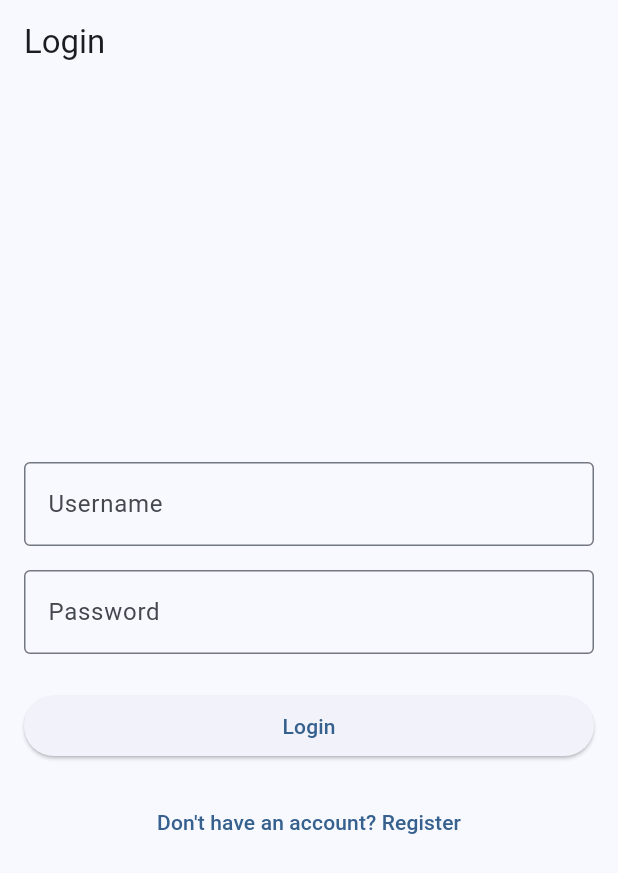
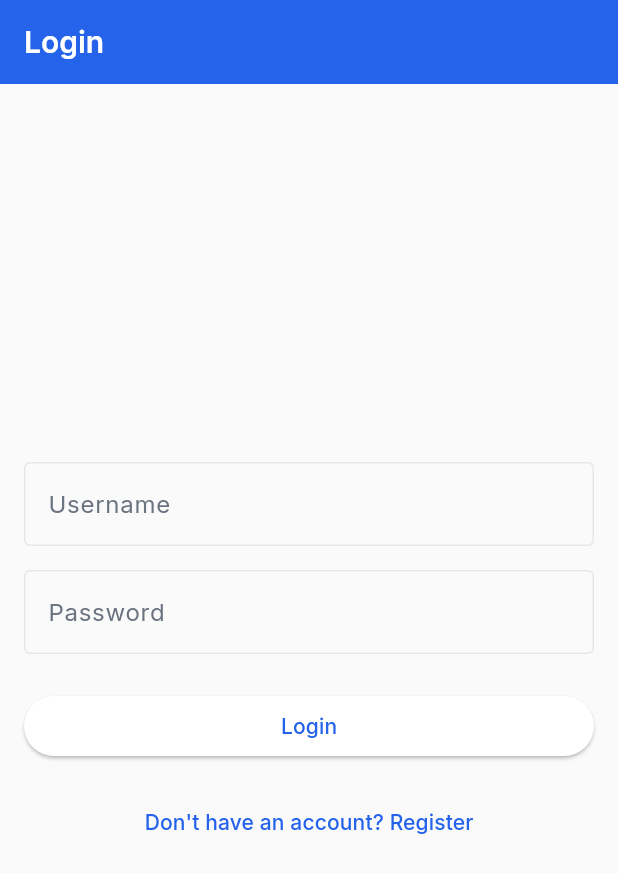
Before and after one commit to athulskrish/kstudents_flutter, a Flutter app: the screen it shows after launch, on a phone screen of 412 x 824 dp. Shown: the top 873 px of the screen. Run offline on Flutter 3.47's test engine with Material 3 defaults, Android fonts, the light colour scheme and no system bars; our stand-ins replace cached_network_image, cross_file, dio, file_picker, google_fonts, google_mobile_ads and 3 more; missing offline and left inert: flutter_pdfview; accounts and stored records are empty; project files that could hold a hidden picture were left out.

Commit message:
Design 2

```diff
--- a/lib/main.dart
+++ b/lib/main.dart
@@ -6,6 +6,7 @@ import 'screens/job_list_screen.dart';
 import 'screens/question_papers_screen.dart';
 import 'screens/notes_screen.dart';
 import 'services/auth_service.dart';
+import 'package:google_fonts/google_fonts.dart';
 
 void main() {
   runApp(const MyApp());
@@ -17,32 +18,91 @@ class MyApp extends StatelessWidget {
   // This widget is the root of your application.
   @override
   Widget build(BuildContext context) {
+    final lightColorScheme = ColorScheme(
+      brightness: Brightness.light,
+      primary: const Color(0xFF2563EB), // Primary Blue
+      onPrimary: Colors.white,
+      primaryContainer: const Color(0xFF3B82F6), // Primary Blue Light
+      onPrimaryContainer: Colors.white,
+      secondary: const Color(0xFF10B981), // Soft Green
+      onSecondary: Colors.white,
+      secondaryContainer: const Color(0xFFF59E0B), // Warm Orange
+      onSecondaryContainer: Colors.white,
+      background: const Color(0xFFFAFAFA), // Main background
+      onBackground: const Color(0xFF1F2937), // Main text
+      surface: const Color(0xFFFFFFFF), // Card background
+      onSurface: const Color(0xFF1F2937), // Main text
+      error: const Color(0xFFEF4444), // Soft Red
+      onError: Colors.white,
+      outline: const Color(0xFFE5E7EB), // Border
+      surfaceVariant: const Color(0xFFF3F4F6), // Gray Light
+      onSurfaceVariant: const Color(0xFF6B7280), // Text Secondary
+      tertiary: const Color(0xFFFCD34D), // Reward Gold
+      onTertiary: Colors.black,
+      tertiaryContainer: const Color(0xFF6366F1), // Deep Learning
+      onTertiaryContainer: Colors.white,
+    );
+    final darkColorScheme = ColorScheme(
+      brightness: Brightness.dark,
+      primary: const Color(0xFF3B82F6),
+      onPrimary: Colors.black,
+      primaryContainer: const Color(0xFF1D4ED8),
+      onPrimaryContainer: Colors.white,
+      secondary: const Color(0xFF10B981),
+      onSecondary: Colors.black,
+      secondaryContainer: const Color(0xFFF59E0B),
+      onSecondaryContainer: Colors.black,
+      background: const Color(0xFF1F2937),
+      onBackground: Colors.white,
+      surface: const Color(0xFF111827),
+      onSurface: Colors.white,
+      error: const Color(0xFFEF4444),
+      onError: Colors.white,
+      outline: const Color(0xFF374151),
+      surfaceVariant: const Color(0xFF374151),
+      onSurfaceVariant: const Color(0xFF9CA3AF),
+      tertiary: const Color(0xFFFCD34D),
+      onTertiary: Colors.black,
+      tertiaryContainer: const Color(0xFF6366F1),
+      onTertiaryContainer: Colors.white,
+    );
     return MaterialApp(
       title: 'Kerala Tech Reach',
       theme: ThemeData(
-        // This is the theme of your application.
-        //
-        // TRY THIS: Try running your application with "flutter run". You'll see
-        // the application has a purple toolbar. Then, without quitting the app,
-        // try changing the seedColor in the colorScheme below to Colors.green
-        // and then invoke "hot reload" (save your changes or press the "hot
-        // reload" button in a Flutter-supported IDE, or press "r" if you used
-        // the command line to start the app).
-        //
-        // Notice that the counter didn't reset back to zero; the application
-        // state is not lost during the reload. To reset the state, use hot
-        // restart instead.
-        //
-        // This works for code too, not just values: Most code changes can be
-        // tested with just a hot reload.
-        colorScheme: ColorScheme.fromSeed(seedColor: Colors.blue),
+        colorScheme: lightColorScheme,
         useMaterial3: true,
-        brightness: Brightness.light,
+        textTheme: GoogleFonts.interTextTheme(),
+        scaffoldBackgroundColor: lightColorScheme.background,
+        cardColor: lightColorScheme.surface,
+        dividerColor: lightColorScheme.outline,
+        appBarTheme: AppBarTheme(
+          backgroundColor: lightColorScheme.primary,
+          foregroundColor: lightColorScheme.onPrimary,
+          elevation: 0,
+          titleTextStyle: GoogleFonts.inter(
+            color: lightColorScheme.onPrimary,
+            fontSize: 20,
+            fontWeight: FontWeight.w600,
+          ),
+        ),
       ),
       darkTheme: ThemeData(
-        colorScheme: ColorScheme.fromSeed(seedColor: Colors.blue, brightness: Brightness.dark),
+        colorScheme: darkColorScheme,
         useMaterial3: true,
-        brightness: Brightness.dark,
+        textTheme: GoogleFonts.interTextTheme(ThemeData.dark().textTheme),
+        scaffoldBackgroundColor: darkColorScheme.background,
+        cardColor: darkColorScheme.surface,
+        dividerColor: darkColorScheme.outline,
+        appBarTheme: AppBarTheme(
+          backgroundColor: darkColorScheme.primary,
+          foregroundColor: darkColorScheme.onPrimary,
+          elevation: 0,
+          titleTextStyle: GoogleFonts.inter(
+            color: darkColorScheme.onPrimary,
+            fontSize: 20,
+            fontWeight: FontWeight.w600,
+          ),
+        ),
       ),
       themeMode: ThemeMode.system,
       home: const AuthenticationWrapper(),
--- a/pubspec.yaml
+++ b/pubspec.yaml
@@ -61,6 +61,7 @@ dependencies:
 
    # Ads
   google_mobile_ads: ^5.2.0  # More stable version
+  google_fonts: ^6.1.0
 
 dev_dependencies:
   flutter_test:
```
Also changed, not shown: pubspec.lock.
